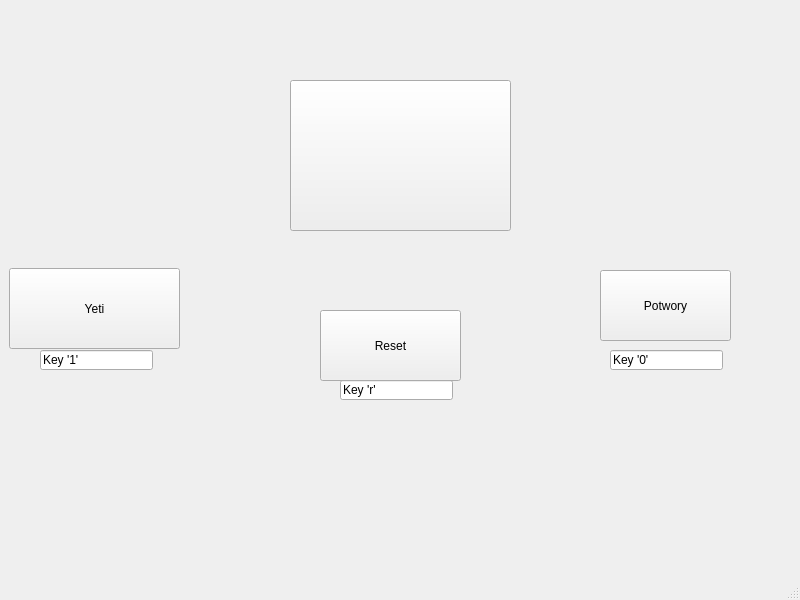
Above: notepad.ui from wprzem/QtProjects before the change. Below: the same form after it.
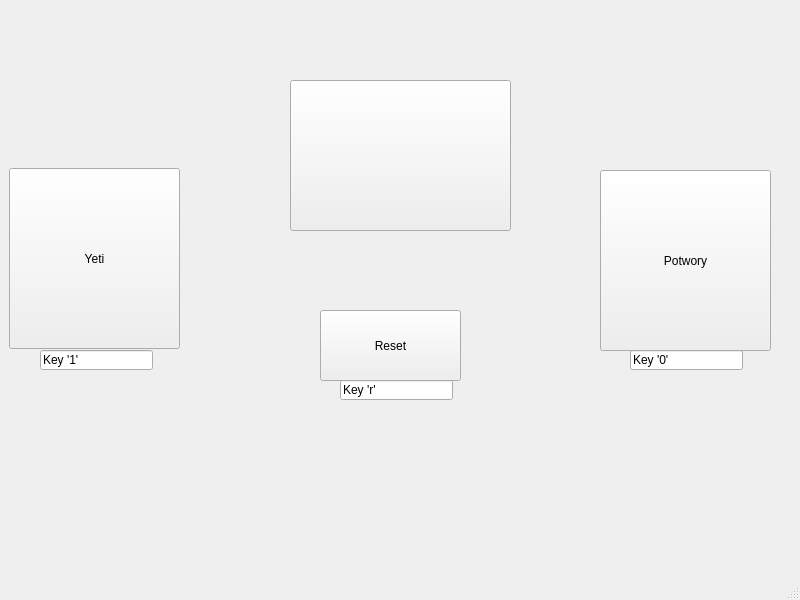
That is the form after the change.

```diff
--- a/notepad.ui
+++ b/notepad.ui
@@ -18,9 +18,9 @@
     <property name="geometry">
      <rect>
       <x>9</x>
-      <y>268</y>
+      <y>168</y>
       <width>171</width>
-      <height>81</height>
+      <height>181</height>
      </rect>
     </property>
     <property name="text">
@@ -31,9 +31,9 @@
     <property name="geometry">
      <rect>
       <x>600</x>
-      <y>270</y>
-      <width>131</width>
-      <height>71</height>
+      <y>170</y>
+      <width>171</width>
+      <height>181</height>
      </rect>
     </property>
     <property name="text">
@@ -82,7 +82,7 @@
    <widget class="QLineEdit" name="lineEdit_2">
     <property name="geometry">
      <rect>
-      <x>610</x>
+      <x>630</x>
       <y>350</y>
       <width>113</width>
       <height>20</height>
```
